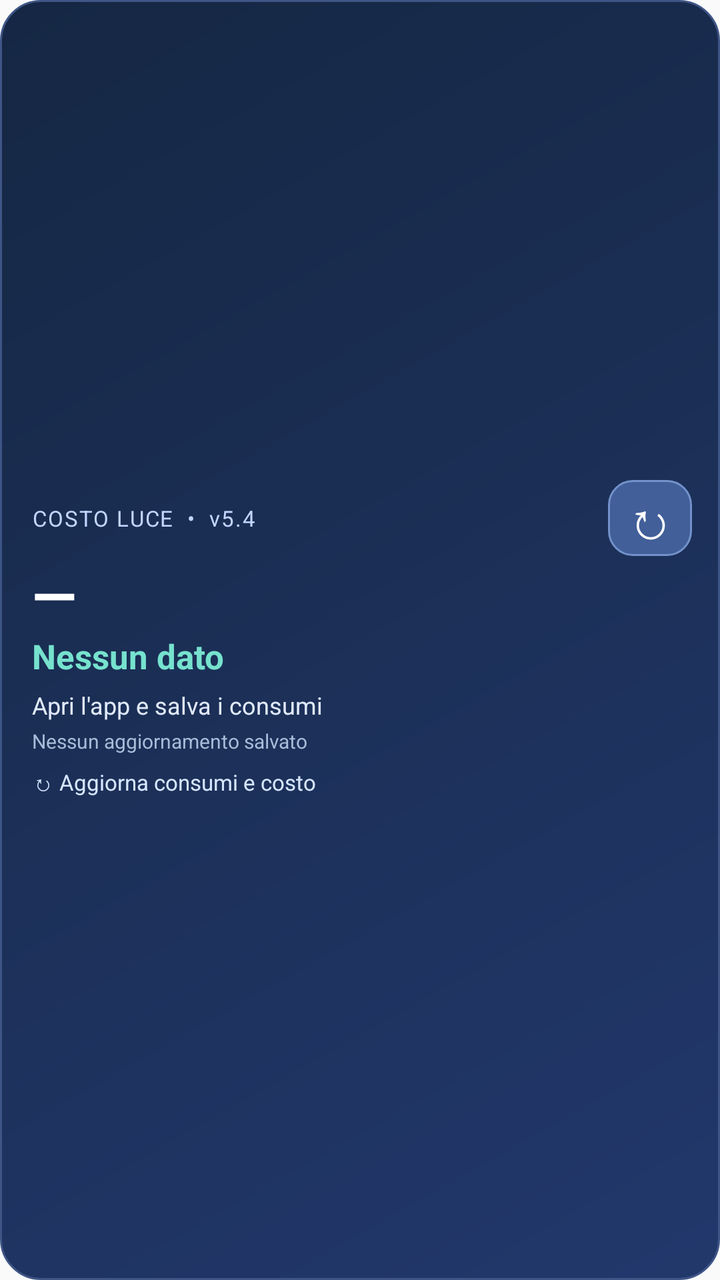
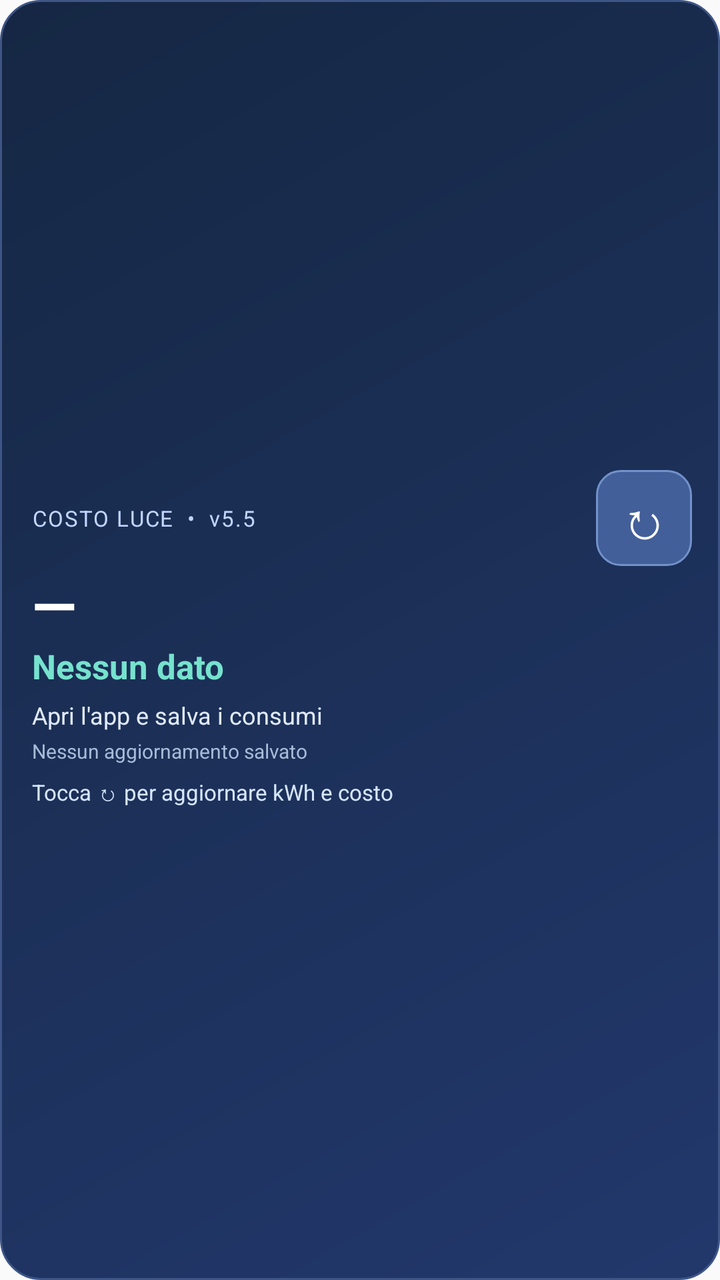

Screens rendered from an Android XML layout before and after an edit, with the pre-edit source and the edit as a unified diff.
<!-- AndroidManifest.xml: application theme android:Theme.Material.Light.NoActionBar -->
<!-- res/layout/costoluce_widget.xml -->
<?xml version="1.0" encoding="utf-8"?>
<LinearLayout xmlns:android="http://schemas.android.com/apk/res/android"
    android:id="@+id/widget_root"
    android:layout_width="match_parent"
    android:layout_height="match_parent"
    android:background="@drawable/costoluce_widget_bg"
    android:orientation="vertical"
    android:gravity="center_vertical"
    android:paddingLeft="16dp"
    android:paddingRight="14dp"
    android:paddingTop="11dp"
    android:paddingBottom="12dp">

    <LinearLayout
        android:layout_width="match_parent"
        android:layout_height="wrap_content"
        android:orientation="horizontal"
        android:gravity="center_vertical">
        <TextView
            android:id="@+id/widget_brand"
            android:layout_width="0dp"
            android:layout_weight="1"
            android:layout_height="wrap_content"
            android:text="COSTO LUCE  •  v5.4"
            android:textSize="11sp"
            android:textColor="#C3D5FF"
            android:fontFamily="sans"
            android:letterSpacing="0.06"
            android:maxLines="1" />
        <TextView
            android:id="@+id/widget_refresh"
            android:layout_width="42dp"
            android:layout_height="38dp"
            android:layout_marginLeft="6dp"
            android:background="@drawable/costoluce_widget_refresh_bg"
            android:gravity="center"
            android:text="↻"
            android:textColor="#FFFFFF"
            android:textSize="26sp"
            android:clickable="true"
            android:focusable="true"
            android:contentDescription="Aggiorna i consumi Enel e il costo stimato" />
    </LinearLayout>

    <TextView
        android:id="@+id/widget_euro"
        android:layout_width="match_parent"
        android:layout_height="wrap_content"
        android:text="—"
        android:textColor="#FFFFFF"
        android:textStyle="bold"
        android:fontFamily="sans"
        android:textSize="29sp"
        android:maxLines="1"
        android:ellipsize="end" />

    <TextView
        android:id="@+id/widget_kwh"
        android:layout_width="match_parent"
        android:layout_height="wrap_content"
        android:text="Nessun dato"
        android:textColor="#76E2CE"
        android:textStyle="bold"
        android:textSize="17sp"
        android:maxLines="1"
        android:ellipsize="end" />

    <TextView
        android:id="@+id/widget_period"
        android:layout_width="match_parent"
        android:layout_height="wrap_content"
        android:layout_marginTop="5dp"
        android:text="Apri l'app e salva i consumi"
        android:textColor="#E1EAFB"
        android:textSize="12sp"
        android:maxLines="1"
        android:ellipsize="end" />

    <TextView
        android:id="@+id/widget_updated"
        android:layout_width="match_parent"
        android:layout_height="wrap_content"
        android:layout_marginTop="3dp"
        android:text="Nessun aggiornamento salvato"
        android:textColor="#A6BCD8"
        android:textSize="10sp"
        android:maxLines="1"
        android:ellipsize="end" />

    <TextView
        android:id="@+id/widget_status"
        android:layout_width="match_parent"
        android:layout_height="wrap_content"
        android:layout_marginTop="6dp"
        android:text="↻ Aggiorna consumi e costo"
        android:textColor="#D6E6FF"
        android:textSize="11sp"
        android:maxLines="2"
        android:ellipsize="end" />
</LinearLayout>
<!-- resources referenced by this layout -->
<resources>
  <!-- drawable costoluce_widget_bg (drawable) -->
  <?xml version="1.0" encoding="utf-8"?>
  <shape xmlns:android="http://schemas.android.com/apk/res/android"
      android:shape="rectangle">
      <gradient android:startColor="#22386C" android:endColor="#152743" android:angle="135" />
      <corners android:radius="20dp" />
      <stroke android:width="1dp" android:color="#3E5586" />
  </shape>
  <!-- drawable costoluce_widget_refresh_bg (drawable) -->
  <?xml version="1.0" encoding="utf-8"?>
  <shape xmlns:android="http://schemas.android.com/apk/res/android" android:shape="rectangle">
      <solid android:color="#425F99"/>
      <corners android:radius="12dp"/>
      <stroke android:width="1dp" android:color="#7392CA"/>
  </shape>
</resources>

<!-- the commit's change to res/layout/costoluce_widget.xml (unified diff, before → after) -->
@@ -21,7 +21,7 @@
             android:layout_width="0dp"
             android:layout_weight="1"
             android:layout_height="wrap_content"
-            android:text="COSTO LUCE  •  v5.4"
+            android:text="COSTO LUCE  •  v5.5"
             android:textSize="11sp"
             android:textColor="#C3D5FF"
             android:fontFamily="sans"
@@ -29,8 +29,8 @@
             android:maxLines="1" />
         <TextView
             android:id="@+id/widget_refresh"
-            android:layout_width="42dp"
-            android:layout_height="38dp"
+            android:layout_width="48dp"
+            android:layout_height="48dp"
             android:layout_marginLeft="6dp"
             android:background="@drawable/costoluce_widget_refresh_bg"
             android:gravity="center"
@@ -92,7 +92,7 @@
         android:layout_width="match_parent"
         android:layout_height="wrap_content"
         android:layout_marginTop="6dp"
-        android:text="↻ Aggiorna consumi e costo"
+        android:text="Tocca ↻ per aggiornare kWh e costo"
         android:textColor="#D6E6FF"
         android:textSize="11sp"
         android:maxLines="2"
